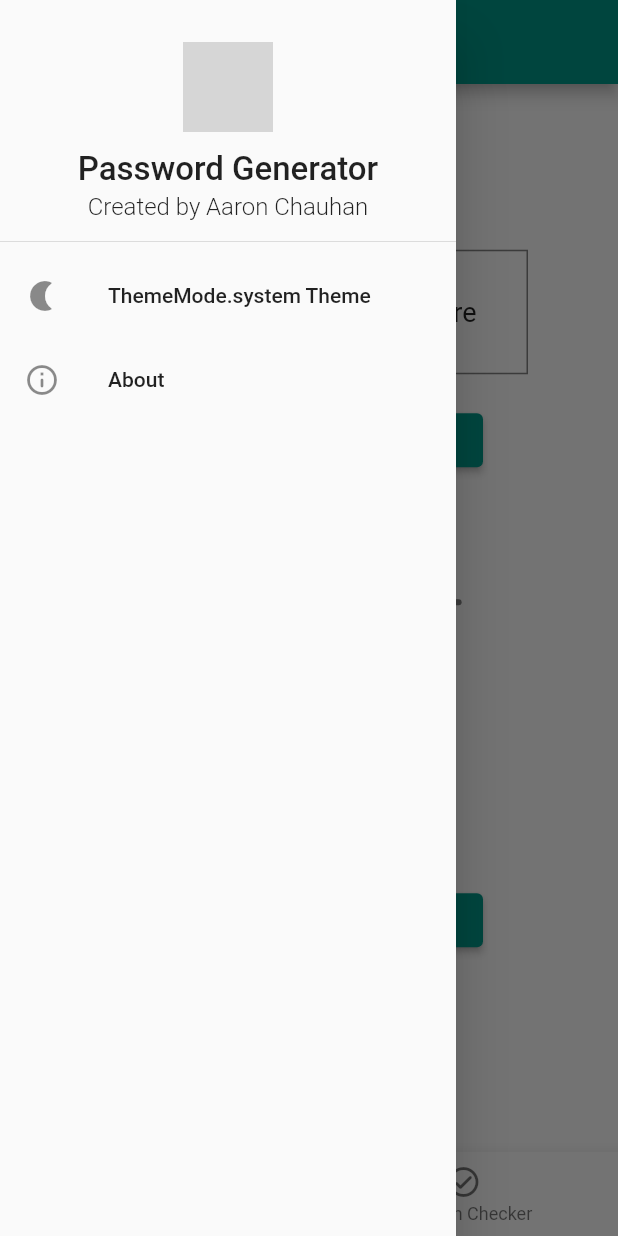
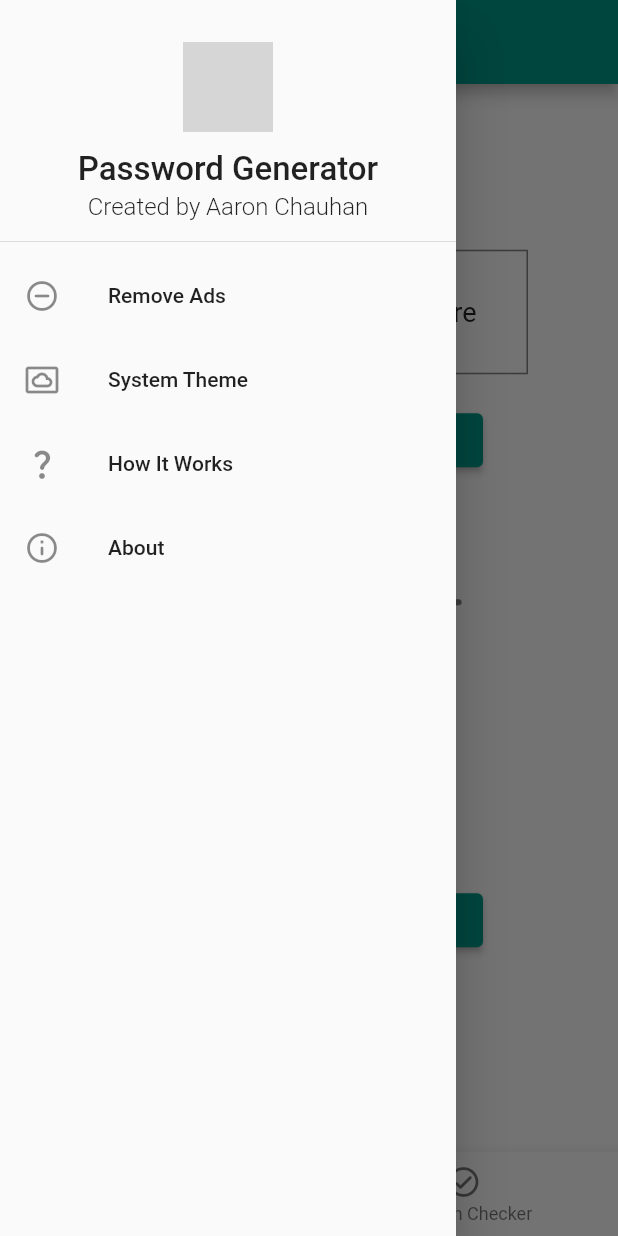
Before and after one commit to aaronjc15128/password_generator, a Flutter app: the screen it shows after launch, with the side drawer open, on a phone screen of 412 x 824 dp. Run offline on Flutter 3.47's test engine with Material 2 defaults, Android fonts, the phone set to English and light mode, and no system bars; grey boxes are pictures that could not be loaded.

Commit message:
Added HowItWorksPage

```diff
--- a/lib/main.dart
+++ b/lib/main.dart
@@ -29,7 +29,8 @@ class App extends StatefulWidget {
 class _AppState extends State<App> {
 
   // changeTheme()
-  Icon iconThemeMode = const Icon(Icons.nightlight_rounded);
+  Icon iconThemeMode = const Icon(Icons.settings_system_daydream_outlined);
+  String stringThemeMode = "System";
 
   // navBarTap()
   Widget appBarText = const Text("Password Generator");
@@ -59,22 +60,31 @@ class _AppState extends State<App> {
 
   // build()
   ThemeMode currentThemeMode = ThemeMode.system;
+  ThemeData darkTheme = ThemeData(
+    brightness: Brightness.dark,
+  );
+  ThemeData lightTheme = ThemeData(
+    brightness: Brightness.light,
+  );
 
 
 
   void changeTheme() {
     setState(() {
-      if (currentThemeMode == ThemeMode.dark) {
+      if (currentThemeMode == ThemeMode.system) {
+        currentThemeMode = ThemeMode.dark;
+        iconThemeMode = const Icon(Icons.nightlight_outlined);
+        stringThemeMode = "Dark";
+      }
+      else if (currentThemeMode == ThemeMode.dark) {
         currentThemeMode = ThemeMode.light;
-        iconThemeMode = const Icon(Icons.wb_sunny_rounded);
+        iconThemeMode = const Icon(Icons.wb_sunny_outlined);
+        stringThemeMode = "Light";
       }
       else if (currentThemeMode == ThemeMode.light) {
         currentThemeMode = ThemeMode.system;
-        iconThemeMode = const Icon(Icons.nightlight_rounded);
-      }
-      else if (currentThemeMode == ThemeMode.system) {
-        currentThemeMode = ThemeMode.dark;
-        iconThemeMode = const Icon(Icons.nightlight_rounded);
+        iconThemeMode = const Icon(Icons.settings_system_daydream_outlined);
+        stringThemeMode = "System";
       }
     });
   }
@@ -439,9 +449,9 @@ class _AppState extends State<App> {
   @override
   Widget build(BuildContext context) {
     return MaterialApp(
-      title: "Password Generator",
-      darkTheme: ThemeData(brightness: Brightness.dark),
-      theme: ThemeData(brightness: Brightness.light),
+      title: "Simple Password Utilities",
+      darkTheme: darkTheme,
+      theme: lightTheme,
       themeMode: currentThemeMode,
 
       home: Scaffold(
@@ -471,16 +481,28 @@ class _AppState extends State<App> {
                   ],
                 ),
               ),
+              const ListTile(
+                leading: Icon(Icons.remove_circle_outline_rounded),
+                title: Text("Remove Ads"),
+                //onTap: ,
+              ),
               ListTile(
                 leading: iconThemeMode,
-                title: Text("$currentThemeMode Theme"),
+                title: Text("$stringThemeMode Theme"),
                 onTap: changeTheme,
+              ),
+              ListTile(
+                leading: const Icon(Icons.question_mark_rounded),
+                title: const Text("How It Works"),
+                onTap: () {
+                  Navigator.push(context, MaterialPageRoute(builder: (context) => HowItWorksPage( currentThemeMode: currentThemeMode, darkTheme: darkTheme, lightTheme: lightTheme)));
+                },
               ),
               ListTile(
                 leading: const Icon(Icons.info_outline_rounded),
                 title: const Text("About"),
                 onTap: () {
-                  Navigator.push(context, MaterialPageRoute(builder: (context) => AboutPage(currentThemeMode: currentThemeMode)));
+                  Navigator.push(context, MaterialPageRoute(builder: (context) => AboutPage( currentThemeMode: currentThemeMode, darkTheme: darkTheme, lightTheme: lightTheme)));
                 },
               ),
             ],
@@ -510,16 +532,59 @@ class _AppState extends State<App> {
   }
 }
 
-class AboutPage extends StatelessWidget {
+class HowItWorksPage extends StatelessWidget {
   final ThemeMode currentThemeMode;
-  const AboutPage({Key? key, required this.currentThemeMode}) : super(key: key);
+  final ThemeData darkTheme;
+  final ThemeData lightTheme;
+  const HowItWorksPage({Key? key, required this.currentThemeMode, required this.darkTheme, required this.lightTheme}) : super(key: key);
 
   @override
   Widget build(BuildContext context) {
     return MaterialApp(
-      title: "Password Generator",
-      darkTheme: ThemeData(brightness: Brightness.dark),
-      theme: ThemeData(brightness: Brightness.light),
+      title: "Simple Password Utilities",
+      darkTheme: darkTheme,
+      theme: lightTheme,
+      themeMode: currentThemeMode,
+
+      home: Scaffold(
+        appBar: AppBar(
+          title: const Text("How It Works"),
+          centerTitle: true,
+          backgroundColor: Colors.teal,
+          leading: IconButton(
+            onPressed: () {
+              Navigator.pop(context);
+            },
+            icon: const Icon(Icons.arrow_back_rounded)
+          ),
+        ),
+
+        body: Column(
+          mainAxisAlignment: MainAxisAlignment.center,
+          children: const <Widget>[
+            /* Desc    */ Text(
+              "Description",
+              style: TextStyle(fontSize: 18)
+            ),
+          ],
+        ),
+      ),
+    );
+  }
+}
+
+class AboutPage extends StatelessWidget {
+  final ThemeMode currentThemeMode;
+  final ThemeData darkTheme;
+  final ThemeData lightTheme;
+  const AboutPage({Key? key, required this.currentThemeMode, required this.darkTheme, required this.lightTheme}) : super(key: key);
+
+  @override
+  Widget build(BuildContext context) {
+    return MaterialApp(
+      title: "Simple Password Utilities",
+      darkTheme: darkTheme,
+      theme: lightTheme,
       themeMode: currentThemeMode,
 
       home: Scaffold(
```
